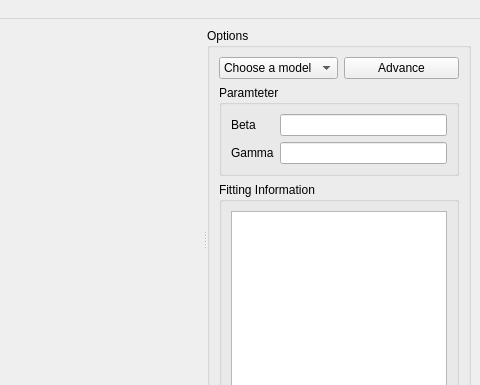
The window that src/ui/mainwindow.ui (ckaus/EpiPy) describes before a commit, drawn with Qt 5; both pictures show x 294 to 774 and y 0 to 385 of the 774 by 480 pixel window.
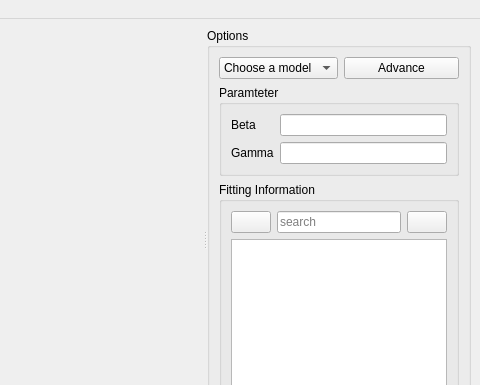
The same window after the commit.

Commit message: add save/clear button for fitting information

```diff
--- a/src/ui/mainwindow.ui
+++ b/src/ui/mainwindow.ui
@@ -109,6 +109,40 @@
            <string>Fitting Information</string>
           </property>
           <layout class="QVBoxLayout" name="verticalLayout">
+           <item>
+            <layout class="QHBoxLayout" name="horizontalLayout_2">
+             <item>
+              <widget class="QPushButton" name="saveButton">
+               <property name="toolTip">
+                <string>Save text</string>
+               </property>
+               <property name="text">
+                <string/>
+               </property>
+              </widget>
+             </item>
+             <item>
+              <widget class="QLineEdit" name="searchLineEdit">
+               <property name="placeholderText">
+                <string>search</string>
+               </property>
+              </widget>
+             </item>
+             <item>
+              <widget class="QPushButton" name="clearButton">
+               <property name="toolTip">
+                <string>Clear text</string>
+               </property>
+               <property name="whatsThis">
+                <string>Clear text</string>
+               </property>
+               <property name="text">
+                <string/>
+               </property>
+              </widget>
+             </item>
+            </layout>
+           </item>
            <item>
             <widget class="QPlainTextEdit" name="infoTextEdit">
              <property name="readOnly">
```
The commit also changes 1 other file.
